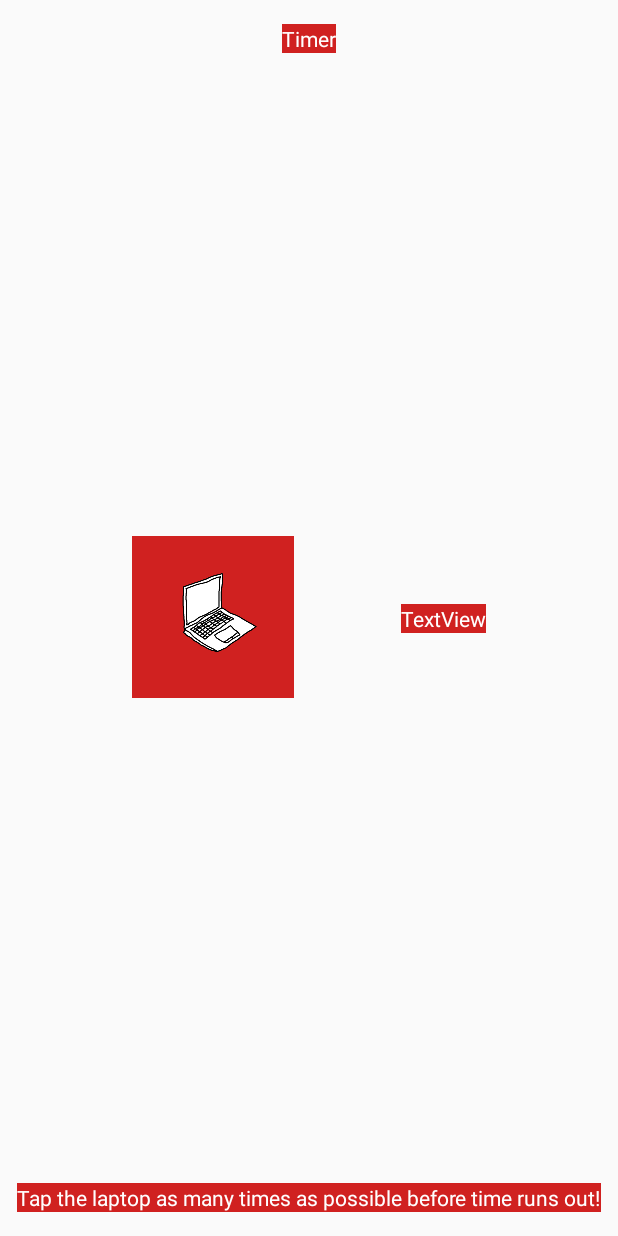
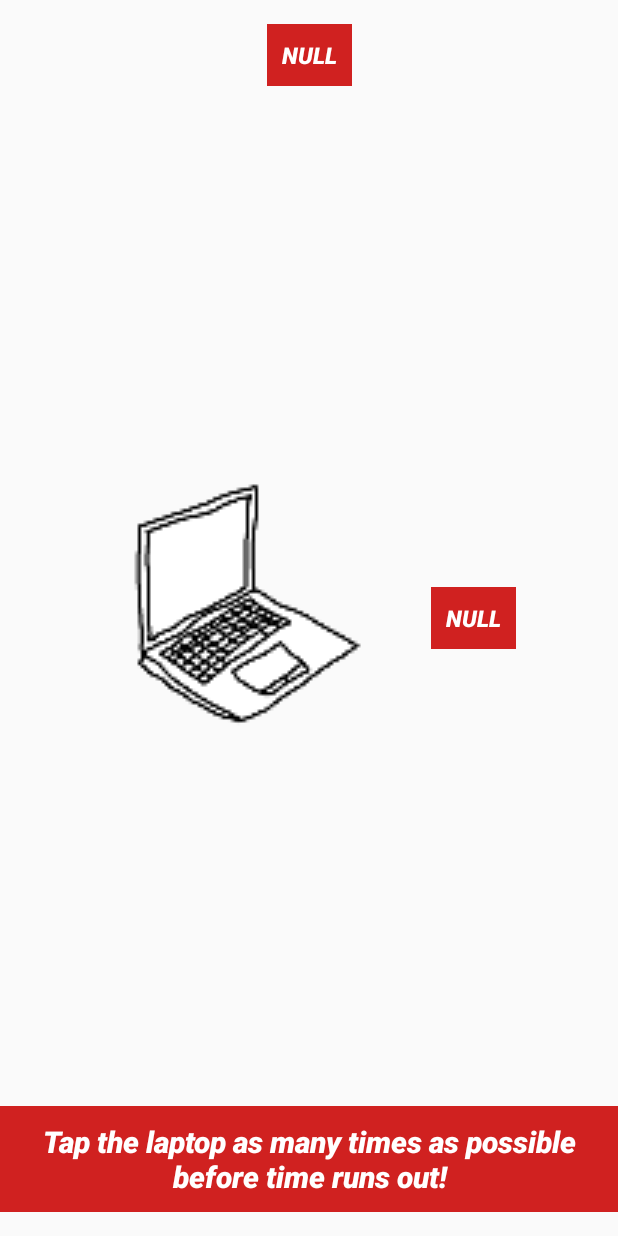
Before and after one commit to singhuu/POStMortem, an Android app: the layout tap_level.xml on its own in the app's theme, with its tools: preview values and no code run, on a phone screen of 412 x 824 dp. Run offline under Robolectric (Android 15) with nearby library versions, the light colour scheme and no system bars.

Commit message:
Implemented timer in TapLevelActivity, small UI tweaks to tap level layout

```diff
--- a/phase1/app/src/main/res/layout/tap_level.xml
+++ b/phase1/app/src/main/res/layout/tap_level.xml
@@ -6,52 +6,67 @@
 
     <ImageButton
         android:id="@+id/imageButton"
-        android:layout_width="wrap_content"
-        android:layout_height="wrap_content"
+        android:layout_width="168dp"
+        android:layout_height="156dp"
         android:layout_marginStart="16dp"
-        android:background="@color/supremeRed"
+        android:background="@android:color/transparent"
         android:onClick="pressButton"
+        android:scaleType="center"
+        android:scaleX="3.0"
+        android:scaleY="3.0"
         app:layout_constraintBottom_toBottomOf="parent"
-        app:layout_constraintEnd_toStartOf="@+id/textViewTapImage"
+        app:layout_constraintEnd_toStartOf="@+id/score"
         app:layout_constraintStart_toStartOf="parent"
         app:layout_constraintTop_toTopOf="parent"
         app:layout_constraintVertical_bias="0.499"
         app:srcCompat="@mipmap/laptop_open_foreground" />
 
     <TextView
-        android:id="@+id/textViewTapImage"
+        android:id="@+id/score"
         android:layout_width="wrap_content"
         android:layout_height="wrap_content"
         android:layout_marginEnd="16dp"
         android:background="@color/supremeRed"
-        android:text="TextView"
+        android:fontFamily="sans-serif-medium"
+        android:padding="10dp"
+        android:text="@string/non_filled_text"
         android:textColor="@android:color/white"
+        android:textSize="15sp"
+        android:textStyle="bold|italic"
         app:layout_constraintBottom_toBottomOf="parent"
         app:layout_constraintEnd_toEndOf="parent"
         app:layout_constraintStart_toEndOf="@+id/imageButton"
         app:layout_constraintTop_toTopOf="parent" />
 
     <TextView
-        android:id="@+id/tap_level_timer"
+        android:id="@+id/timer"
         android:layout_width="wrap_content"
         android:layout_height="wrap_content"
         android:layout_marginTop="16dp"
         android:background="@color/supremeRed"
-        android:text="Timer"
+        android:fontFamily="sans-serif-medium"
+        android:padding="10dp"
+        android:text="@string/non_filled_text"
         android:textColor="@android:color/white"
+        android:textSize="15sp"
+        android:textStyle="bold|italic"
         app:layout_constraintEnd_toEndOf="parent"
         app:layout_constraintStart_toStartOf="parent"
         app:layout_constraintTop_toTopOf="parent" />
 
     <TextView
-        android:id="@+id/textView3"
+        android:id="@+id/instructions"
         android:layout_width="wrap_content"
         android:layout_height="wrap_content"
         android:layout_marginBottom="16dp"
         android:background="@color/supremeRed"
-        android:foregroundTint="@android:color/white"
+        android:fontFamily="sans-serif-medium"
+        android:padding="10dp"
         android:text="@string/tap_level_instructions"
         android:textColor="@android:color/white"
+        android:textSize="20sp"
+        android:textStyle="bold|italic"
+        android:gravity="center"
         app:layout_constraintBottom_toBottomOf="parent"
         app:layout_constraintEnd_toEndOf="parent"
         app:layout_constraintStart_toStartOf="parent" />
```
Also changed, not shown: phase1/app/src/main/java/com/example/postmortem/LevelSystems/TapLevelActivity.java (+29 -10 lines).
